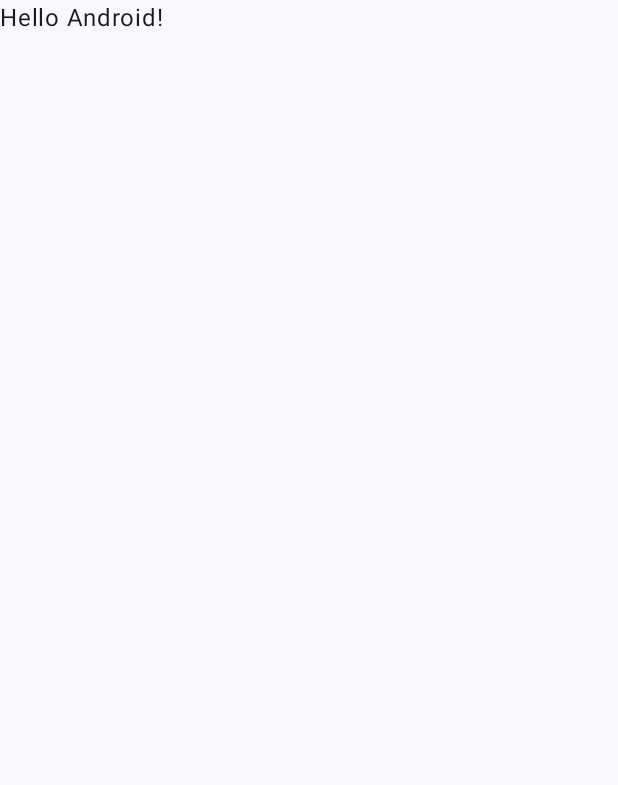
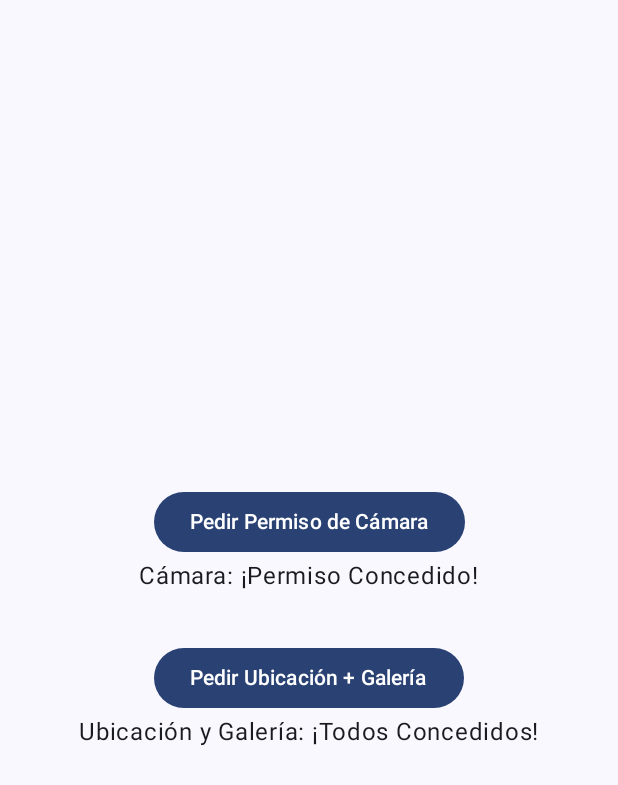
Before and after one commit to evertms/mobile-apps, an Android app built with Jetpack Compose: the screen it shows after launch (MainActivity), on a phone screen of 412 x 824 dp. Before the commit the part shown is almost empty. Shown: the top 785 px of the screen. Run offline under Robolectric (Android 15) with nearby library versions, the phone set to English and light mode, and no system bars.

Commit message:
Feat: Botones para solicitar permisos al usuario
Botones para solicitar permisos al usuario en tiempo de ejecución con la biblioteca accompanist-permissions

```diff
--- a/app/build.gradle.kts
+++ b/app/build.gradle.kts
@@ -56,4 +56,6 @@ dependencies {
     androidTestImplementation(libs.androidx.ui.test.junit4)
     debugImplementation(libs.androidx.ui.tooling)
     debugImplementation(libs.androidx.ui.test.manifest)
+    implementation("io.coil-kt:coil-compose:2.6.0")
+    implementation("com.google.accompanist:accompanist-permissions:0.34.0")
 }
--- a/app/src/main/java/com/example/mobile_apps/MainActivity.kt
+++ b/app/src/main/java/com/example/mobile_apps/MainActivity.kt
@@ -1,47 +1,123 @@
 package com.example.mobile_apps
 
+import android.Manifest
+import android.os.Build
 import android.os.Bundle
 import androidx.activity.ComponentActivity
 import androidx.activity.compose.setContent
-import androidx.activity.enableEdgeToEdge
+import androidx.compose.foundation.layout.Arrangement
+import androidx.compose.foundation.layout.Column
+import androidx.compose.foundation.layout.Spacer
 import androidx.compose.foundation.layout.fillMaxSize
-import androidx.compose.foundation.layout.padding
-import androidx.compose.material3.Scaffold
+import androidx.compose.foundation.layout.height
+import androidx.compose.material3.Button
+import androidx.compose.material3.MaterialTheme
+import androidx.compose.material3.Surface
 import androidx.compose.material3.Text
 import androidx.compose.runtime.Composable
+import androidx.compose.ui.Alignment
 import androidx.compose.ui.Modifier
 import androidx.compose.ui.tooling.preview.Preview
+import androidx.compose.ui.unit.dp
 import com.example.mobile_apps.ui.theme.MobileappsTheme
+import com.google.accompanist.permissions.ExperimentalPermissionsApi
+import com.google.accompanist.permissions.isGranted
+import com.google.accompanist.permissions.rememberMultiplePermissionsState
+import com.google.accompanist.permissions.rememberPermissionState
 
 class MainActivity : ComponentActivity() {
     override fun onCreate(savedInstanceState: Bundle?) {
         super.onCreate(savedInstanceState)
-        enableEdgeToEdge()
         setContent {
             MobileappsTheme {
-                Scaffold(modifier = Modifier.fillMaxSize()) { innerPadding ->
-                    Greeting(
-                        name = "Android",
-                        modifier = Modifier.padding(innerPadding)
-                    )
+                Surface(
+                    modifier = Modifier.fillMaxSize(),
+                    color = MaterialTheme.colorScheme.background
+                ) {
+                    PermissionRequestScreen()
                 }
             }
         }
     }
 }
 
+// Usamos @OptIn porque la API de Accompanist Permissions es experimental
+@OptIn(ExperimentalPermissionsApi::class)
 @Composable
-fun Greeting(name: String, modifier: Modifier = Modifier) {
-    Text(
-        text = "Hello $name!",
-        modifier = modifier
+fun PermissionRequestScreen() {
+
+    // --- 1. ESTADO PARA UN SOLO PERMISO (CÁMARA) ---
+    val cameraPermissionState = rememberPermissionState(
+        permission = Manifest.permission.CAMERA
     )
+
+    // --- 2. ESTADO PARA MÚLTIPLES PERMISOS (UBICACIÓN + GALERÍA) ---
+    // Creamos la lista de permisos que necesitamos
+    val permissionsToRequest = mutableListOf(
+        Manifest.permission.ACCESS_FINE_LOCATION,
+        Manifest.permission.ACCESS_COARSE_LOCATION
+    )
+
+    // El permiso de Galería cambió en API 33 (Android 13)
+    // Así que pedimos el permiso correcto según la versión del SO
+    if (Build.VERSION.SDK_INT >= Build.VERSION_CODES.TIRAMISU) {
+        permissionsToRequest.add(Manifest.permission.READ_MEDIA_IMAGES)
+    } else {
+        permissionsToRequest.add(Manifest.permission.READ_EXTERNAL_STORAGE)
+    }
+
+    val multiplePermissionsState = rememberMultiplePermissionsState(
+        permissions = permissionsToRequest
+    )
+
+    // --- 3. LA VISTA (UI) ---
+    Column(
+        modifier = Modifier.fillMaxSize(),
+        horizontalAlignment = Alignment.CenterHorizontally,
+        verticalArrangement = Arrangement.Center
+    ) {
+
+        // --- Botón 1: Cámara ---
+        Button(onClick = {
+            // Lanza el diálogo para pedir el permiso
+            cameraPermissionState.launchPermissionRequest()
+        }) {
+            Text("Pedir Permiso de Cámara")
+        }
+
+        // Muestra el estado actual del permiso
+        Text(
+            if (cameraPermissionState.status.isGranted)
+                "Cámara: ¡Permiso Concedido!"
+            else
+                "Cámara: Permiso Denegado."
+        )
+
+        Spacer(modifier = Modifier.height(32.dp))
+
+        // --- Botón 2: Ubicación + Galería ---
+        Button(onClick = {
+            // Lanza el diálogo para pedir MÚLTIPLES permisos
+            multiplePermissionsState.launchMultiplePermissionRequest()
+        }) {
+            Text("Pedir Ubicación + Galería")
+        }
+
+        // Muestra el estado de todos los permisos
+        Text(
+            if (multiplePermissionsState.allPermissionsGranted)
+                "Ubicación y Galería: ¡Todos Concedidos!"
+            else
+                "Ubicación y Galería: Uno o más permisos denegados."
+        )
+    }
 }
+
 
 @Preview(showBackground = true)
 @Composable
-fun GreetingPreview() {
+fun PermissionScreenPreview() {
     MobileappsTheme {
-        Greeting("Android")
+        PermissionRequestScreen()
     }
 }
```
Also changed, not shown: app/src/main/AndroidManifest.xml (+11 -0 lines), 1 other file.
